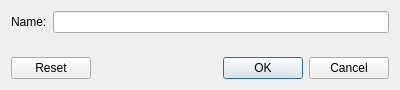
Old version of the form src/admc/rename_other_dialog.ui in the repository altlinux/admc.
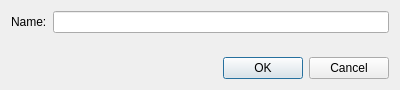
New version of the form.

Commit message: remove reset button from rename dialogs

```diff
--- a/src/admc/rename_other_dialog.ui
+++ b/src/admc/rename_other_dialog.ui
@@ -34,7 +34,7 @@
       <enum>Qt::Horizontal</enum>
      </property>
      <property name="standardButtons">
-      <set>QDialogButtonBox::Cancel|QDialogButtonBox::Ok|QDialogButtonBox::Reset</set>
+      <set>QDialogButtonBox::Cancel|QDialogButtonBox::Ok</set>
      </property>
     </widget>
    </item>
```
The commit also changes 10 other files.
